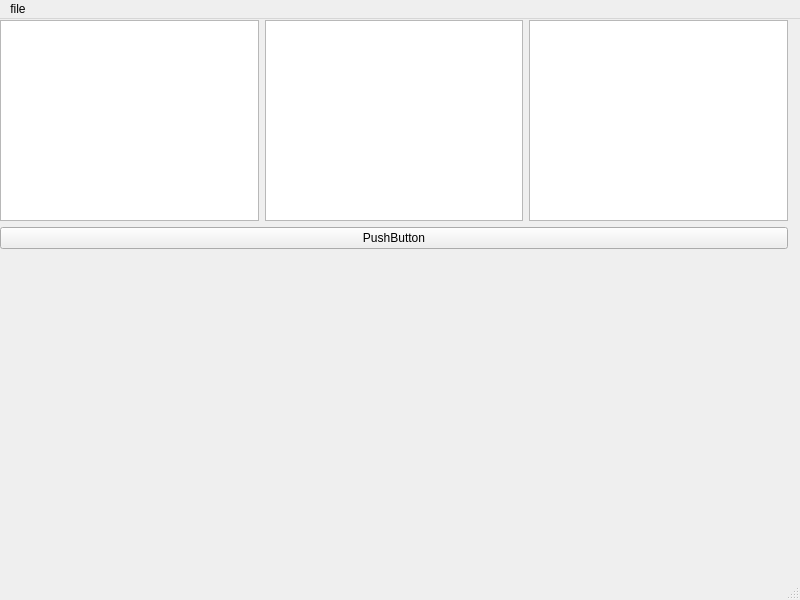
uuiid/prjQ9-doodle, file mainUI/mainWindow.ui: the form before one commit.
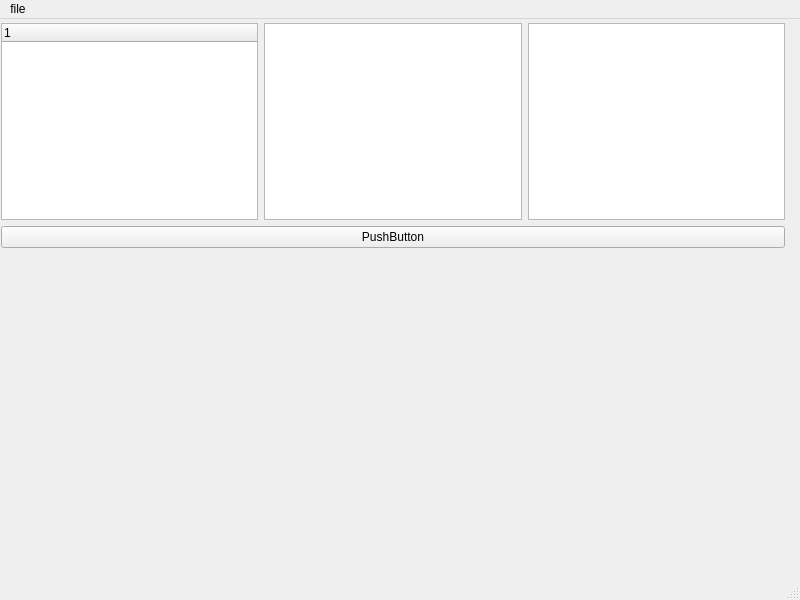
The form after the commit.

Commit message: 测试QTreeWidgetItem

```diff
--- a/mainUI/mainWindow.ui
+++ b/mainUI/mainWindow.ui
@@ -17,34 +17,35 @@
    <widget class="QWidget" name="layoutWidget">
     <property name="geometry">
      <rect>
-      <x>0</x>
-      <y>1</y>
-      <width>788</width>
-      <height>229</height>
+      <x>1</x>
+      <y>4</y>
+      <width>784</width>
+      <height>225</height>
      </rect>
     </property>
-    <layout class="QVBoxLayout" name="verticalLayout_3">
-     <item>
-      <layout class="QVBoxLayout" name="verticalLayout_2">
-       <item>
         <layout class="QVBoxLayout" name="verticalLayout">
          <property name="sizeConstraint">
-          <enum>QLayout::SetDefaultConstraint</enum>
+      <enum>QLayout::SetMinimumSize</enum>
          </property>
          <item>
           <layout class="QHBoxLayout" name="horizontalLayout">
            <item>
-            <widget class="QListWidget" name="listWidget"/>
+        <widget class="QTreeWidget" name="treeWidget">
+         <property name="columnCount">
+          <number>1</number>
+         </property>
+         <column>
+          <property name="text">
+           <string notr="true">1</string>
+          </property>
+         </column>
+        </widget>
            </item>
            <item>
             <widget class="QListWidget" name="listWidget"/>
            </item>
            <item>
             <widget class="QListWidget" name="listWidget_2"/>
-           </item>
-          </layout>
-         </item>
-        </layout>
        </item>
       </layout>
      </item>
```
Lines whose indentation alone changed are shown as unchanged. The commit also changes 3 other files.
